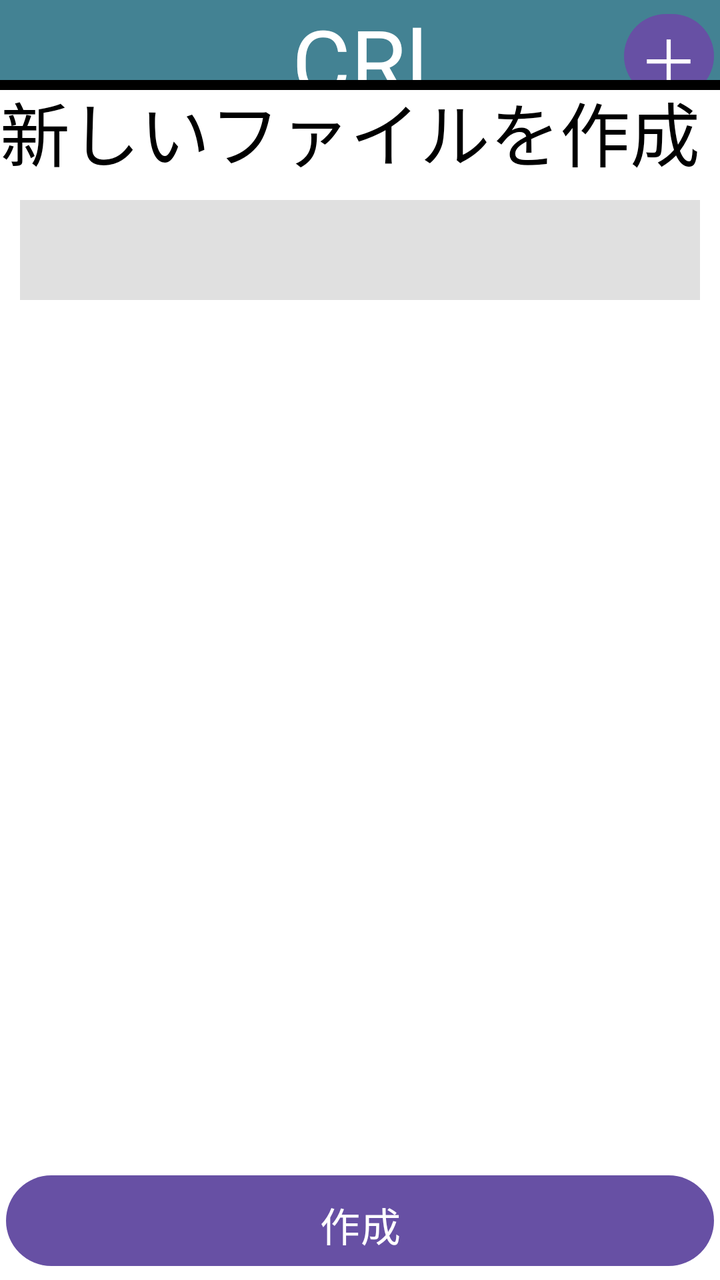
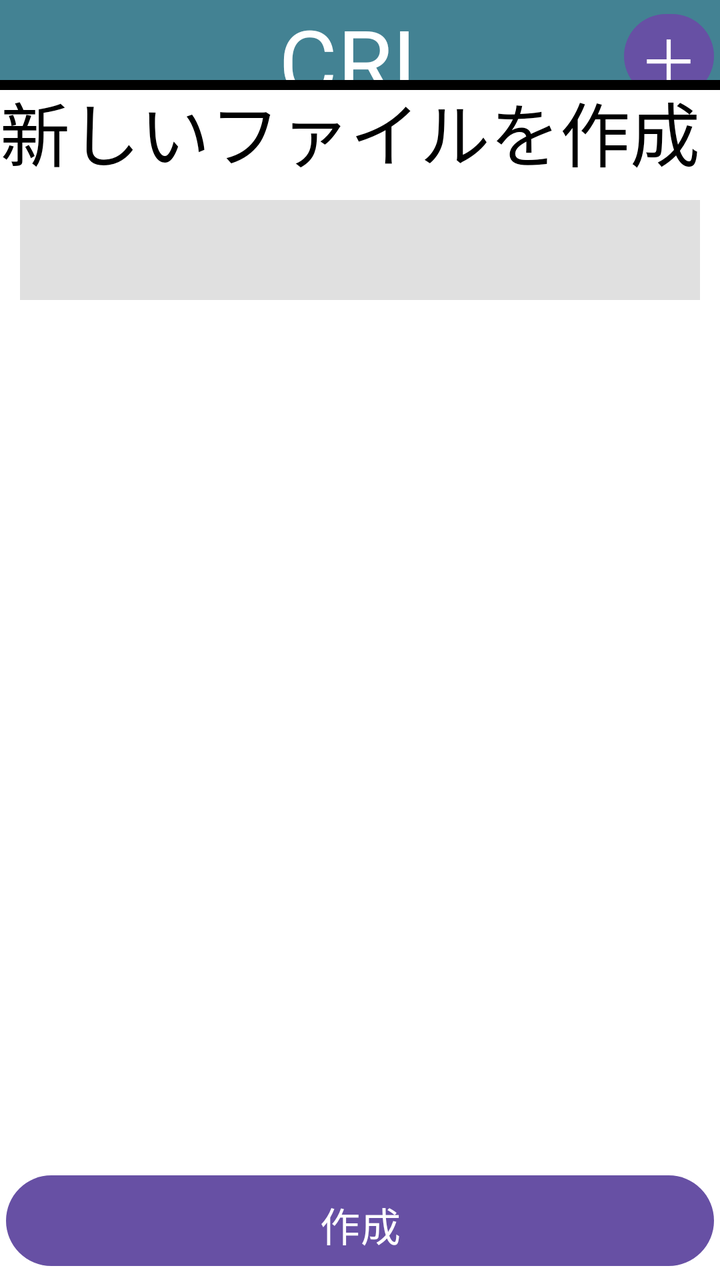

An Android layout rendered at two revisions. The XML below is the earlier revision; the diff shows what the commit changed to produce the second picture.
<!-- AndroidManifest.xml: application theme Theme.CharacterListApp -->
<!-- res/layout/activity_main.xml -->
<?xml version="1.0" encoding="utf-8"?>
<androidx.constraintlayout.widget.ConstraintLayout xmlns:android="http://schemas.android.com/apk/res/android"
    xmlns:app="http://schemas.android.com/apk/res-auto"
    xmlns:tools="http://schemas.android.com/tools"
    android:id="@+id/main"
    android:background="#ffffff"
    android:layout_width="match_parent"
    android:layout_height="match_parent"
    tools:context=".MainActivity">

    <LinearLayout
        android:layout_width="match_parent"
        android:layout_height="wrap_content"
        android:id="@+id/FileField"
        android:orientation="vertical"
        app:layout_constraintTop_toBottomOf="@+id/header"
        ></LinearLayout>
    <View
        android:layout_width="match_parent"
        android:layout_height="60dp"
        android:background="#438293"
        app:layout_constraintTop_toTopOf="parent"
        app:layout_constraintEnd_toEndOf="parent"
        tools:ignore="MissingConstraints"
        android:id="@+id/header"></View>
    <TextView
        android:layout_width="match_parent"
        android:layout_height="60dp"
        app:layout_constraintStart_toStartOf="@+id/header"
        app:layout_constraintEnd_toEndOf="@+id/header"
        android:text="CRl"
        android:textSize="45dp"
        android:textColor="#ffffff"
        android:gravity="center"></TextView>
    <Button
        android:id="@+id/Firstbutton"
        android:layout_width="45dp"
        android:layout_height="50dp"
        android:text="＋"
        android:padding="0dp"
        android:layout_margin="3dp"
        android:textSize="30dp"
        android:gravity="center"

        app:layout_constraintEnd_toEndOf="@+id/header"

        app:layout_constraintTop_toTopOf="@+id/header"

        />

    <TextView
        android:layout_width="match_parent"
        android:layout_height="600dp"
        app:layout_constraintEnd_toEndOf="parent"
        app:layout_constraintBottom_toBottomOf="parent"
        android:text="新しいファイルを作成"
        android:textSize="35dp"
        android:id="@+id/NewCreateFile"
        android:background="#ffffff"
        android:textColor="#000000"
        ></TextView>
    <EditText
        android:layout_width="match_parent"
        android:layout_height="50dp"
        app:layout_constraintTop_toTopOf="@+id/NewCreateFile"
        app:layout_constraintStart_toStartOf="@+id/NewCreateFile"
        android:translationY="60dp"
        android:layout_marginRight="10dp"
        android:layout_marginLeft="10dp"
        android:textSize="25dp"
        android:inputType="text"
        android:background="#e0e0e0"
        android:textColor="#000000"
        android:id="@+id/NewFileName"
        ></EditText>
    <Button
        android:layout_height="wrap_content"
        android:layout_width="match_parent"
        app:layout_constraintBottom_toBottomOf="@+id/NewCreateFile"
        app:layout_constraintStart_toStartOf="@+id/NewCreateFile"
        android:text="作成"
        android:textSize="20dp"
        android:layout_marginLeft="3dp"
        android:layout_marginRight="3dp"
        android:layout_marginBottom="3dp"
        android:paddingTop="10dp"
        android:gravity="center_horizontal"
        android:id="@+id/NewCreateFileButton"></Button>
    <View
        android:layout_width="match_parent"
        android:layout_height="5dp"
        app:layout_constraintTop_toTopOf="@id/NewCreateFile"
        android:background="@color/black"
        ></View>

</androidx.constraintlayout.widget.ConstraintLayout>
<!-- resources referenced by this layout -->
<resources>
  <color name="black">#FF000000</color>
  <style name="Theme.CharacterListApp" parent="Base.Theme.CharacterListApp" />
  <style name="Base.Theme.CharacterListApp" parent="Theme.Material3.DayNight.NoActionBar">
          
          
      </style>
</resources>

<!-- the commit's change to res/layout/activity_main.xml (unified diff, before → after) -->
@@ -28,7 +28,7 @@
         android:layout_height="60dp"
         app:layout_constraintStart_toStartOf="@+id/header"
         app:layout_constraintEnd_toEndOf="@+id/header"
-        android:text="CRl"
+        android:text="CRL"
         android:textSize="45dp"
         android:textColor="#ffffff"
         android:gravity="center"></TextView>
